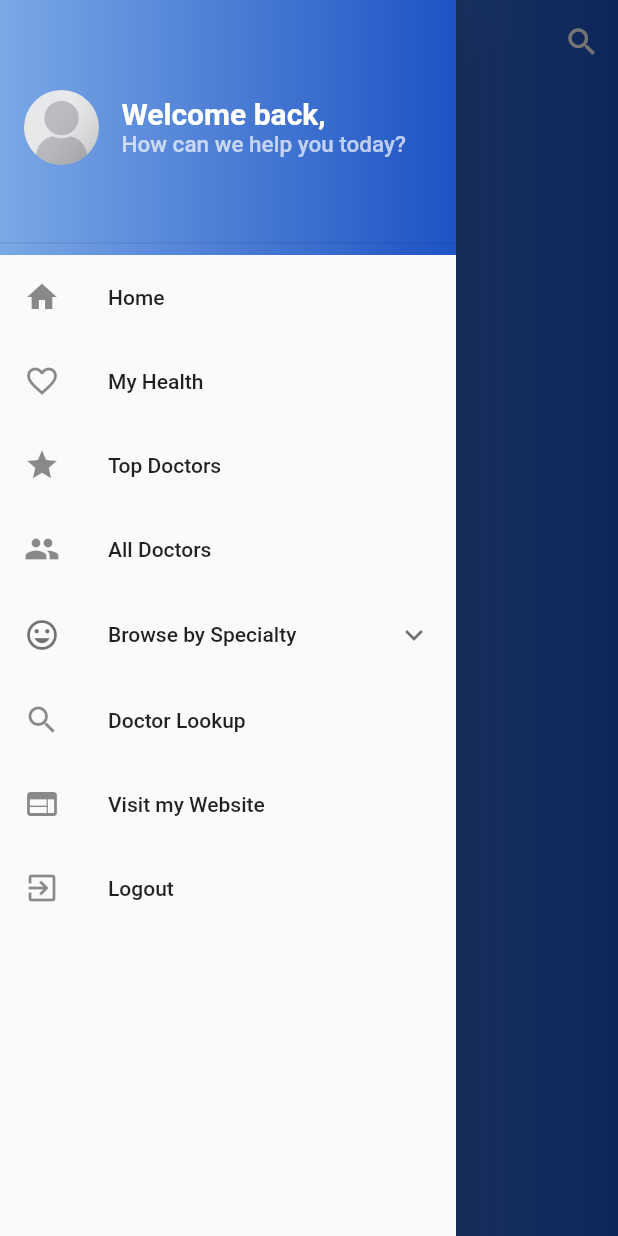
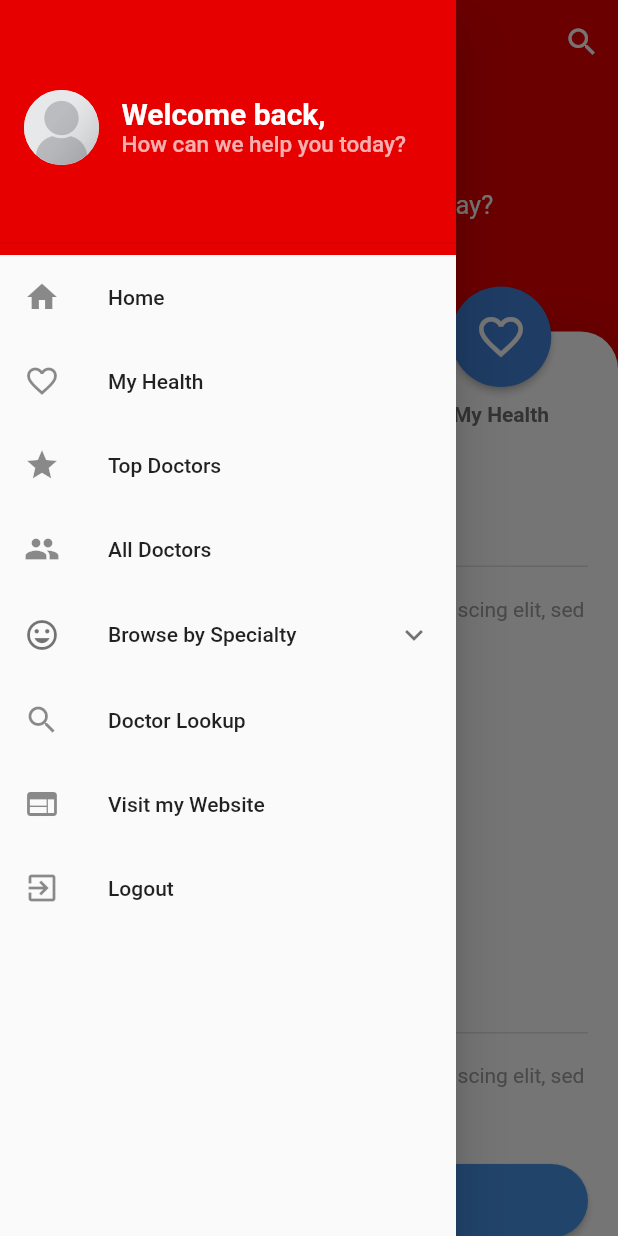
Before and after one commit to Mr-Deee/totalclinic, a Flutter app: the HomeScreen screen opened by its route, with the side drawer open, on a phone screen of 412 x 824 dp. Run offline on Flutter 3.47's test engine with Material 2 defaults, Android fonts, the phone set to English and light mode, and no system bars; drawn by our look-alikes of cached_network_image; our stand-ins replace animated_flip_counter, cloud_firestore, firebase_auth, firebase_core, firebase_database, fluttertoast and 1 more; accounts and stored records are empty; network calls fail.

Commit message:
home Page Redesigned

```diff
--- a/lib/home.dart
+++ b/lib/home.dart
@@ -107,16 +107,16 @@ class HomeScreen extends StatefulWidget {
   }
 
   Widget loadUserInfo() {
-    // return userProfileSnapshot != null
-    //     ? Container(
-    //         child: userHeader(
-    //           firstName: userProfileSnapshot.docs[0]["firstName"],
-    //           imagePath: userProfileSnapshot.docs[0]["imagePath"],
-    //           email: userProfileSnapshot.docs[0]["email"],
-    //         ),
-    //       )
-    //     :
-       return Container(
+    return userProfileSnapshot != null
+        ? Container(
+            child: userHeader(
+              firstName: userProfileSnapshot.docs[0]["FirstName"],
+              // imagePath: userProfileSnapshot.docs[0]["imagePath"],
+              email: userProfileSnapshot.docs[0]["email"],
+            ),
+          )
+        :
+       Container(
             height: MediaQuery.of(context).size.height,
             decoration: BoxDecoration(
               gradient: LinearGradient(
@@ -405,16 +405,8 @@ class HomeScreen extends StatefulWidget {
         child: Container(
           width: MediaQuery.of(context).size.width * 1.0,
           decoration: BoxDecoration(
-            gradient: LinearGradient(
-              begin: Alignment(-1.0, 0.0),
-              end: Alignment(1.0, 0.0),
-              colors: [
-                Theme.of(context).primaryColorLight,
-                Theme.of(context).primaryColorDark,
-                // const Color(0xFF6aa6f8),
-                // const Color(0xFF1a60be)
-              ], // whitish to gray
-            ),
+            color:
+            Color(0xFFE60000),
           ),
           alignment: Alignment.center,
           child: Column(
--- a/lib/widgets.dart
+++ b/lib/widgets.dart
@@ -22,6 +22,7 @@ class GlobalAppBar extends StatelessWidget with PreferredSizeWidget {
   @override
   Widget build(BuildContext context) {
     return AppBar(
+
       actions: <Widget>[
         IconButton(
           icon: const Icon(Icons.search),
@@ -35,14 +36,8 @@ class GlobalAppBar extends StatelessWidget with PreferredSizeWidget {
       ],
       flexibleSpace: Container(
         decoration: BoxDecoration(
-          gradient: LinearGradient(
-            begin: Alignment(-1.0, 0.0),
-            end: Alignment(1.0, 0.0),
-            colors: [
-              Theme.of(context).primaryColorLight,
-              Theme.of(context).primaryColorDark,
-            ],
-          ),
+          color:
+          Color(0xFFE60000),
         ),
       ),
       backgroundColor: Colors.transparent,
@@ -185,16 +180,13 @@ class _GlobalDrawerState extends State<GlobalDrawer> {
           Container(
             height: 170.0,
             decoration: BoxDecoration(
-              gradient: LinearGradient(
-                begin: Alignment(-1.0, 0.0),
-                end: Alignment(1.0, 0.0),
-                colors: [
-                  Theme.of(context).primaryColorLight,
-                  Theme.of(context).primaryColorDark,
-                ],
-              ),
+
+
+              color:
+              Color(0xFFE60000),
             ),
             child: DrawerHeader(
+
               child: Row(
                 children: [
                   new Container(
@@ -204,6 +196,7 @@ class _GlobalDrawerState extends State<GlobalDrawer> {
                     width: 50.0,
                     height: 50.0,
                     decoration: new BoxDecoration(
+                      color: Color(0xFFFFFFFF),
                       shape: BoxShape.circle,
                     ),
                     child: ClipOval(
```
